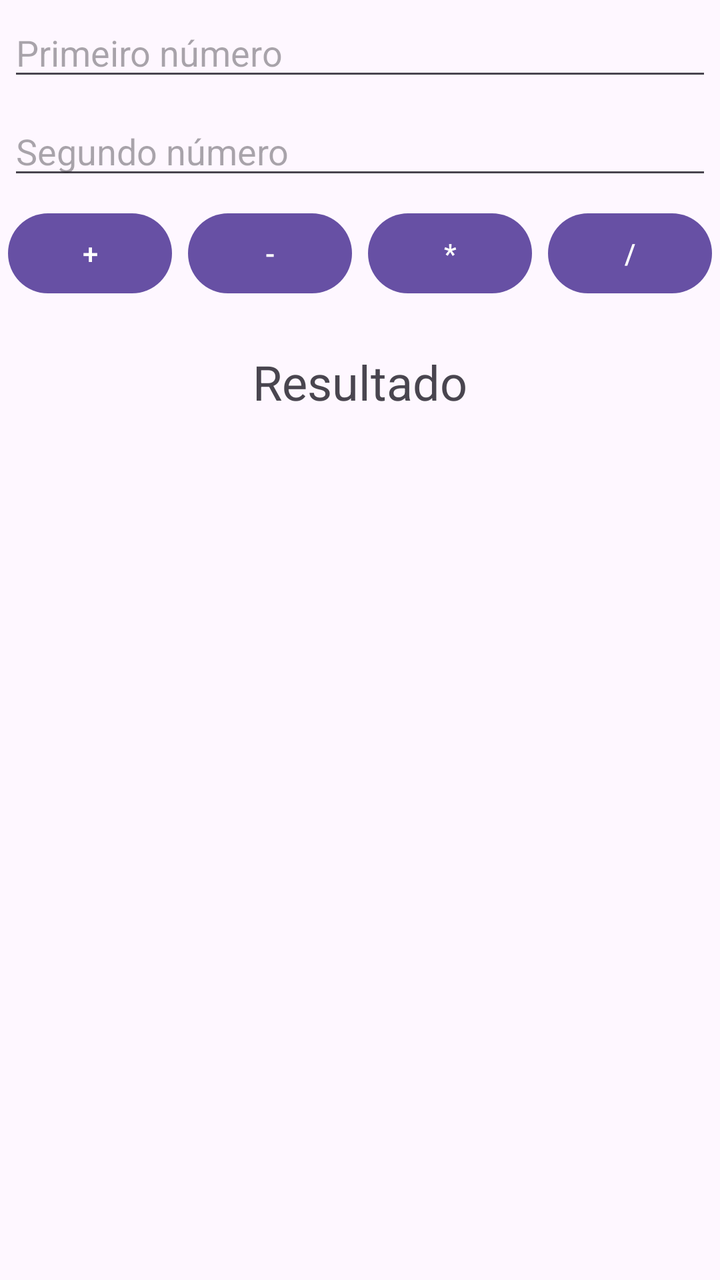
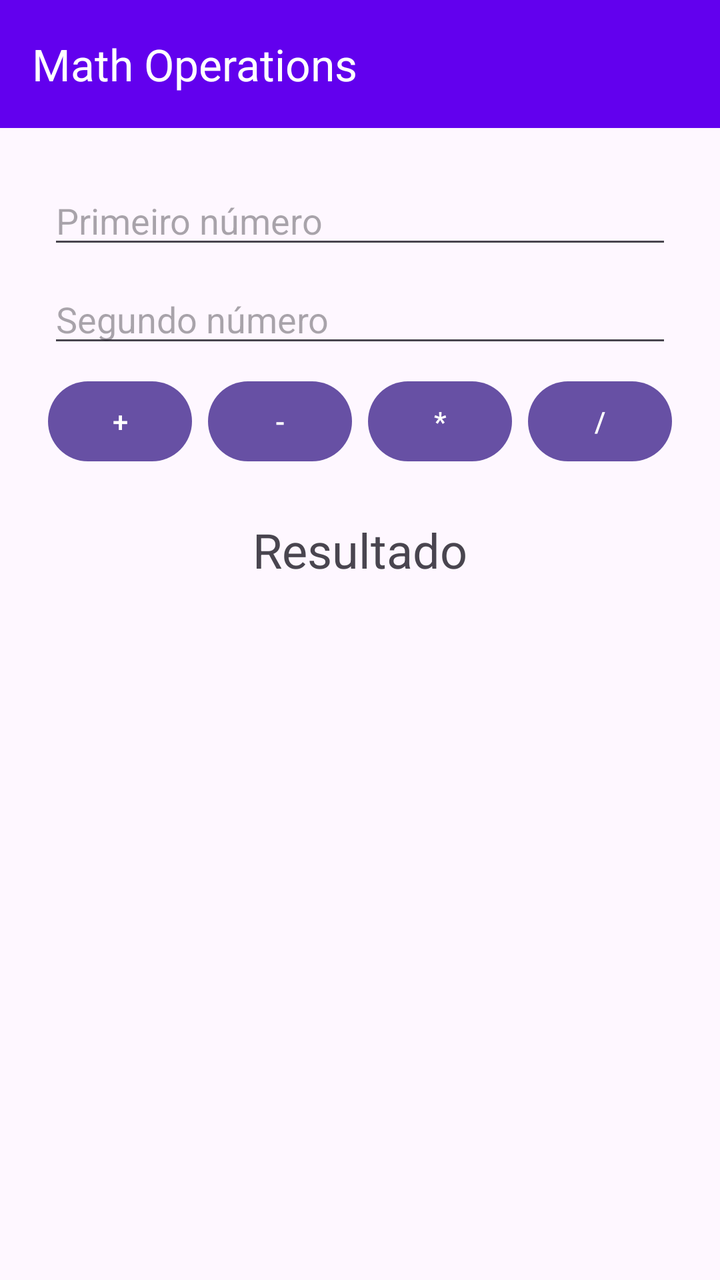

Screens rendered from an Android XML layout before and after an edit, with the pre-edit source and the edit as a unified diff.
<!-- AndroidManifest.xml: application theme Theme.math_operations -->
<!-- res/layout/activity_main.xml -->
<?xml version="1.0" encoding="utf-8"?>
<LinearLayout xmlns:android="http://schemas.android.com/apk/res/android"
    xmlns:app="http://schemas.android.com/apk/res-auto"
    xmlns:tools="http://schemas.android.com/tools"
    android:id="@+id/main"
    android:layout_width="match_parent"
    android:layout_height="match_parent"
    android:layout_margin="20dp"
    android:orientation="vertical"
    tools:context=".MainActivity">

    <EditText
        android:id="@+id/et_a"
        android:layout_width="match_parent"
        android:layout_height="wrap_content"
        android:layout_margin="4dp"
        android:hint="Primeiro número" />

    <EditText
        android:id="@+id/et_b"
        android:layout_width="match_parent"
        android:layout_height="wrap_content"
        android:layout_margin="4dp"
        android:hint="Segundo número" />

    <LinearLayout
        android:layout_width="match_parent"
        android:layout_height="wrap_content"
        android:orientation="horizontal">

        <Button
            android:id="@+id/btn_add"
            android:layout_width="wrap_content"
            android:layout_height="wrap_content"
            android:layout_margin="4dp"
            android:layout_weight="1"
            android:text="+" />

        <Button
            android:id="@+id/btn_subtraction"
            android:layout_width="wrap_content"
            android:layout_height="wrap_content"
            android:layout_margin="4dp"
            android:layout_weight="1"
            android:text="-" />

        <Button
            android:id="@+id/btn_multiplication"
            android:layout_width="wrap_content"
            android:layout_height="wrap_content"
            android:layout_margin="4dp"
            android:layout_weight="1"
            android:text="*" />

        <Button
            android:id="@+id/btn_division"
            android:layout_width="wrap_content"
            android:layout_height="wrap_content"
            android:layout_margin="4dp"
            android:layout_weight="1"
            android:text="/" />
    </LinearLayout>

    <TextView
        android:id="@+id/result_tv"
        android:layout_width="match_parent"
        android:layout_height="wrap_content"
        android:layout_margin="20dp"
        android:gravity="center"
        android:text="Resultado"
        android:textSize="24dp" />

</LinearLayout>
<!-- resources referenced by this layout -->
<resources>
  <style name="Theme.math_operations" parent="Base.Theme.math_operations" />
  <style name="Base.Theme.math_operations" parent="Theme.Material3.DayNight.NoActionBar">
          
          
      </style>
</resources>

<!-- the commit's change to res/layout/activity_main.xml (unified diff, before → after) -->
@@ -5,69 +5,84 @@
     android:id="@+id/main"
     android:layout_width="match_parent"
     android:layout_height="match_parent"
-    android:layout_margin="20dp"
     android:orientation="vertical"
     tools:context=".MainActivity">
-
-    <EditText
-        android:id="@+id/et_a"
+    
+    <androidx.appcompat.widget.Toolbar
         android:layout_width="match_parent"
-        android:layout_height="wrap_content"
-        android:layout_margin="4dp"
-        android:hint="Primeiro número" />
-
-    <EditText
-        android:id="@+id/et_b"
-        android:layout_width="match_parent"
-        android:layout_height="wrap_content"
-        android:layout_margin="4dp"
-        android:hint="Segundo número" />
-
+        android:layout_height="?attr/actionBarSize"
+        android:background="@color/colorPrimary"
+        android:elevation="4dp"
+        app:title="Math Operations"
+        app:titleTextColor="@android:color/white"/>
+    
     <LinearLayout
         android:layout_width="match_parent"
-        android:layout_height="wrap_content"
-        android:orientation="horizontal">
+        android:layout_height="match_parent"
+        android:orientation="vertical"
+        android:padding="20dp">
 
-        <Button
-            android:id="@+id/btn_add"
-            android:layout_width="wrap_content"
+        <EditText
+            android:id="@+id/et_a"
+            android:layout_width="match_parent"
             android:layout_height="wrap_content"
             android:layout_margin="4dp"
-            android:layout_weight="1"
-            android:text="+" />
+            android:hint="Primeiro número" />
 
-        <Button
-            android:id="@+id/btn_subtraction"
-            android:layout_width="wrap_content"
+        <EditText
+            android:id="@+id/et_b"
+            android:layout_width="match_parent"
             android:layout_height="wrap_content"
             android:layout_margin="4dp"
-            android:layout_weight="1"
-            android:text="-" />
+            android:hint="Segundo número" />
 
-        <Button
-            android:id="@+id/btn_multiplication"
-            android:layout_width="wrap_content"
+        <LinearLayout
+            android:layout_width="match_parent"
             android:layout_height="wrap_content"
-            android:layout_margin="4dp"
-            android:layout_weight="1"
-            android:text="*" />
+            android:orientation="horizontal">
 
-        <Button
-            android:id="@+id/btn_division"
-            android:layout_width="wrap_content"
+            <Button
+                android:id="@+id/btn_add"
+                android:layout_width="0dp"
+                android:layout_height="wrap_content"
+                android:layout_margin="4dp"
+                android:layout_weight="1"
+                android:text="+" />
+
+            <Button
+                android:id="@+id/btn_subtraction"
+                android:layout_width="0dp"
+                android:layout_height="wrap_content"
+                android:layout_margin="4dp"
+                android:layout_weight="1"
+                android:text="-" />
+
+            <Button
+                android:id="@+id/btn_multiplication"
+                android:layout_width="0dp"
+                android:layout_height="wrap_content"
+                android:layout_margin="4dp"
+                android:layout_weight="1"
+                android:text="*" />
+
+            <Button
+                android:id="@+id/btn_division"
+                android:layout_width="0dp"
+                android:layout_height="wrap_content"
+                android:layout_margin="4dp"
+                android:layout_weight="1"
+                android:text="/" />
+        </LinearLayout>
+
+        <TextView
+            android:id="@+id/result_tv"
+            android:layout_width="match_parent"
             android:layout_height="wrap_content"
-            android:layout_margin="4dp"
-            android:layout_weight="1"
-            android:text="/" />
+            android:layout_marginTop="20dp"
+            android:gravity="center"
+            android:text="Resultado"
+            android:textSize="24sp" />
+
     </LinearLayout>
 
-    <TextView
-        android:id="@+id/result_tv"
-        android:layout_width="match_parent"
-        android:layout_height="wrap_content"
-        android:layout_margin="20dp"
-        android:gravity="center"
-        android:text="Resultado"
-        android:textSize="24dp" />
-
 </LinearLayout>
<!-- resource entries referenced after the edit -->
@@ -1,5 +1,6 @@
 <!-- resources referenced by this layout -->
 <resources>
+  <color name="colorPrimary">#6200EE</color>
   <style name="Theme.math_operations" parent="Base.Theme.math_operations" />
   <style name="Base.Theme.math_operations" parent="Theme.Material3.DayNight.NoActionBar">
           
